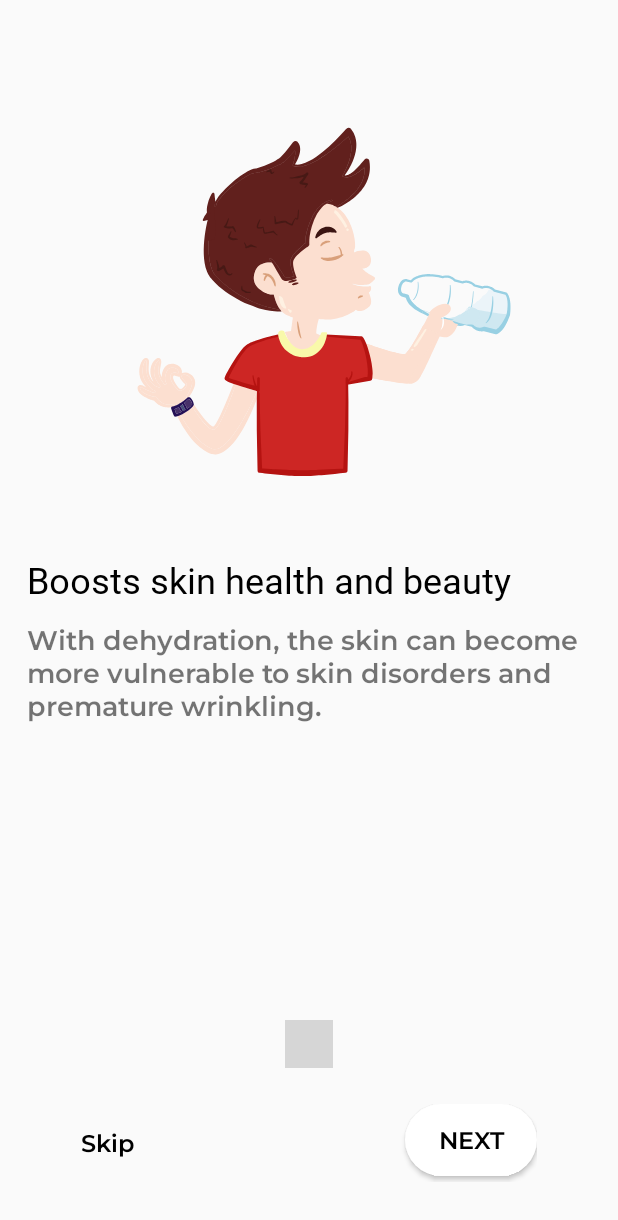
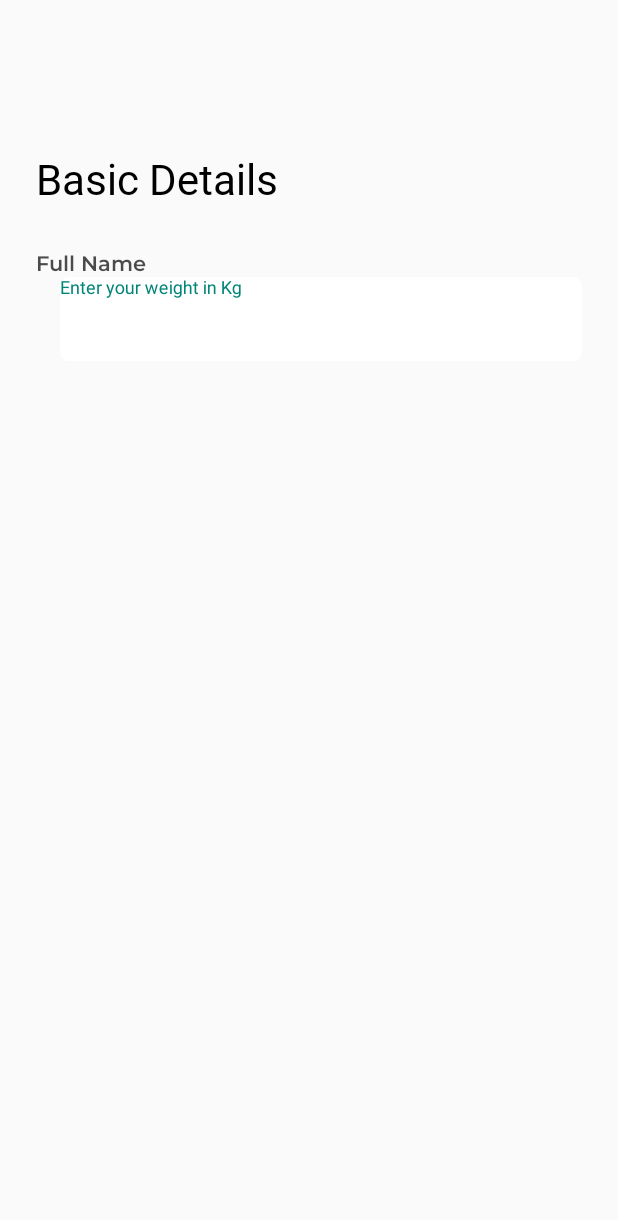
Before and after one commit to kuldeep-IT/WaterRemainder2, an Android app: the screen it shows after launch (MainWalkThrough before the commit, UserInfoActivity after it), after a tap on "Skip", on a phone screen of 412 x 824 dp. Shown: the top 1220 px of the screen. Run offline under Robolectric (Android 15) with nearby library versions, the phone set to English and light mode, and no system bars; plain views replace WormDotsIndicator; 1 statement that could not run was skipped; grey boxes are pictures that could not be loaded.

Commit message:
- basic details

```diff
--- a/app/src/main/AndroidManifest.xml
+++ b/app/src/main/AndroidManifest.xml
@@ -14,32 +14,29 @@
         android:theme="@style/Theme.WaterRemainder"
         tools:targetApi="31">
         <activity
+            android:name=".ui.UserInfoActivity"
+            android:exported="false" />
+        <activity
             android:name=".walkThrough.MainWalkThrough"
-            android:exported="true" >
+            android:exported="true">
             <intent-filter>
                 <action android:name="android.intent.action.MAIN" />
 
                 <category android:name="android.intent.category.LAUNCHER" />
             </intent-filter>
         </activity>
+
         <activity
-            android:name=".walkThrough.WalkThroughActivity"
-            android:exported="true"
-            android:theme="@style/Theme.WaterRemainder.FullScreen">
-       <!--     <intent-filter>
+            android:name=".MainActivity"
+            android:exported="true">
+
+            <!--
+            <intent-filter>
                 <action android:name="android.intent.action.MAIN" />
 
                 <category android:name="android.intent.category.LAUNCHER" />
-            </intent-filter>-->
-        </activity>
-        <activity
-            android:name=".MainActivity"
-            android:exported="true">
-           <!-- <intent-filter>
-                <action android:name="android.intent.action.MAIN" />
-
-                <category android:name="android.intent.category.LAUNCHER" />
-            </intent-filter>-->
+            </intent-filter>
+            -->
         </activity>
     </application>
 
--- /dev/null
+++ b/app/src/main/java/com/example/waterremainder/ui/UserInfoActivity.kt
@@ -0,0 +1,12 @@
+package com.example.waterremainder.ui
+
+import android.os.Bundle
+import androidx.appcompat.app.AppCompatActivity
+import com.example.waterremainder.R
+
+class UserInfoActivity : AppCompatActivity() {
+    override fun onCreate(savedInstanceState: Bundle?) {
+        super.onCreate(savedInstanceState)
+        setContentView(R.layout.activity_user_info)
+    }
+}
--- a/app/src/main/java/com/example/waterremainder/walkThrough/MainWalkThrough.kt
+++ b/app/src/main/java/com/example/waterremainder/walkThrough/MainWalkThrough.kt
@@ -1,5 +1,6 @@
 package com.example.waterremainder.walkThrough
 
+import android.content.Intent
 import androidx.appcompat.app.AppCompatActivity
 import android.os.Bundle
 import android.util.Log
@@ -11,6 +12,7 @@ import com.example.waterremainder.R
 import com.example.waterremainder.adapter.PageOnBoardingAdapter
 import com.example.waterremainder.databinding.ActivityMainWalkThroughBinding
 import com.example.waterremainder.model.OnBoardingData
+import com.example.waterremainder.ui.UserInfoActivity
 
 class MainWalkThrough : AppCompatActivity(), View.OnClickListener {
 
@@ -43,7 +45,6 @@ class MainWalkThrough : AppCompatActivity(), View.OnClickListener {
                     } else {
                         binding.btnNext.text = "Next"
                     }
-
                 }
             })
         }
@@ -54,7 +55,6 @@ class MainWalkThrough : AppCompatActivity(), View.OnClickListener {
             offscreenPageLimit =2
             getChildAt(0).overScrollMode = View.OVER_SCROLL_NEVER
         }
-
     }
 
     private fun getListData() {
@@ -93,8 +93,8 @@ class MainWalkThrough : AppCompatActivity(), View.OnClickListener {
             R.id.btnNext ->{
                 val currentPosition = binding.viewPager2.currentItem
                 if(currentPosition == list.size - 1){
-                    Toast.makeText(this,"Now Start Our App", Toast.LENGTH_SHORT).show()
-                    return
+                    startActivity(Intent(this@MainWalkThrough, UserInfoActivity::class.java))
+                    finish()
                 }
                 binding.viewPager2.setCurrentItem(currentPosition+1,true)
                 binding.viewPager2.adapter!!.notifyDataSetChanged()
@@ -111,8 +111,8 @@ class MainWalkThrough : AppCompatActivity(), View.OnClickListener {
             }
 
             R.id.tvSkip ->{
-                Toast.makeText(this,"Now Start Our App", Toast.LENGTH_SHORT).show()
-
+                startActivity(Intent(this@MainWalkThrough, UserInfoActivity::class.java))
+                finish()
             }
 
         }
--- a/app/src/main/java/com/example/waterremainder/walkThrough/WalkThroughActivity.kt
+++ /dev/null
@@ -1,17 +0,0 @@
-package com.example.waterremainder.walkThrough
-
-import androidx.appcompat.app.AppCompatActivity
-import android.os.Bundle
-import com.example.waterremainder.R
-import com.example.waterremainder.model.OnBoardingData
-
-class WalkThroughActivity : AppCompatActivity() {
-
-    private val itemList = ArrayList<OnBoardingData>()
-
-
-    override fun onCreate(savedInstanceState: Bundle?) {
-        super.onCreate(savedInstanceState)
-        setContentView(R.layout.activity_walk_through)
-    }
-}
--- /dev/null
+++ b/app/src/main/res/drawable/textinput_bg.xml
@@ -0,0 +1,10 @@
+<?xml version="1.0" encoding="utf-8"?>
+<selector xmlns:android="http://schemas.android.com/apk/res/android">
+    <item>
+        <shape android:shape="rectangle">
+            <solid android:color="#FFFFFF"/>
+            <corners android:radius="6dp"/>
+        </shape>
+    </item>
+
+</selector>
--- /dev/null
+++ b/app/src/main/res/layout/activity_user_info.xml
@@ -0,0 +1,65 @@
+<?xml version="1.0" encoding="utf-8"?>
+<androidx.constraintlayout.widget.ConstraintLayout xmlns:android="http://schemas.android.com/apk/res/android"
+    xmlns:app="http://schemas.android.com/apk/res-auto"
+    xmlns:tools="http://schemas.android.com/tools"
+    android:layout_width="match_parent"
+    android:layout_height="match_parent"
+    tools:context=".ui.UserInfoActivity">
+
+
+    <TextView
+        android:id="@+id/textView2"
+        android:layout_width="wrap_content"
+        android:layout_height="wrap_content"
+        android:layout_marginStart="24dp"
+        android:layout_marginTop="100dp"
+        android:fontFamily="@font/montserrat_extrabold"
+        android:text="Basic Details"
+        android:textColor="@color/black"
+        android:textSize="28sp"
+        app:layout_constraintStart_toStartOf="parent"
+        app:layout_constraintTop_toTopOf="parent" />
+
+    <LinearLayout
+        android:id="@+id/llName"
+        android:layout_width="0dp"
+        android:layout_height="wrap_content"
+        android:orientation="vertical"
+        app:layout_constraintTop_toBottomOf="@+id/textView2"
+        android:layout_marginTop="28dp"
+        app:layout_constraintEnd_toEndOf="parent"
+        android:layout_marginHorizontal="24dp"
+        app:layout_constraintStart_toStartOf="parent">
+
+        <TextView
+            android:layout_width="wrap_content"
+            android:layout_height="wrap_content"
+            android:text="Full Name"
+            android:fontFamily="@font/montserrat_semibold"
+            android:textColor="#B3000000"
+            />
+
+        <com.google.android.material.textfield.TextInputLayout
+            android:id="@+id/etWeight"
+            android:layout_width="match_parent"
+            android:layout_height="wrap_content"
+            android:layout_marginStart="16dp"
+            android:theme="@style/TextInputLayoutAppearance"
+            app:layout_constraintEnd_toEndOf="parent"
+            app:layout_constraintHorizontal_bias="0.0"
+            app:layout_constraintStart_toStartOf="parent"
+            app:layout_constraintTop_toTopOf="parent">
+
+            <com.google.android.material.textfield.TextInputEditText
+                android:layout_width="match_parent"
+                android:layout_height="45dp"
+                android:background="@null"
+                android:hint="Enter your weight in Kg"
+                android:inputType="numberSigned"
+                android:maxLength="3" />
+        </com.google.android.material.textfield.TextInputLayout>
+
+
+    </LinearLayout>
+
+</androidx.constraintlayout.widget.ConstraintLayout>
--- a/app/src/main/res/values/colors.xml
+++ b/app/src/main/res/values/colors.xml
@@ -11,4 +11,5 @@
     <color name="water_start">#E3FAFF</color>
     <color name="gray">#C6C8C8</color>
     <color name="light_blue">#82CAFF</color>
+    <color name="red">#F44336</color>
 </resources>
--- a/app/src/main/res/values/themes.xml
+++ b/app/src/main/res/values/themes.xml
@@ -21,4 +21,23 @@
         <item name="android:windowActionBarOverlay">@null</item>
     </style>
 
+
+
+    <style name="ErrorText" parent="TextAppearance.AppCompat">
+        <item name="android:textColor">@color/red</item>
+        <item name="android:textSize">16sp</item>
+    </style>
+
+    <style name="HintText" parent="TextAppearance.AppCompat">
+        <item name="android:textColor">@android:color/white</item>
+        <item name="android:textSize">14sp</item>
+    </style>
+
+    <style name="TextInputLayoutAppearance" parent="Widget.Design.TextInputLayout">
+        <!-- reference our hint & error styles -->
+        <item name="hintTextAppearance">@style/HintText</item>
+        <item name="errorTextAppearance">@style/ErrorText</item>
+        <item name="android:background">@drawable/textinput_bg</item>
+    </style>
+
 </resources>
```
Also changed, not shown: app/src/main/res/drawable/images.png (added), app/src/main/res/drawable/waves1.png (added).
